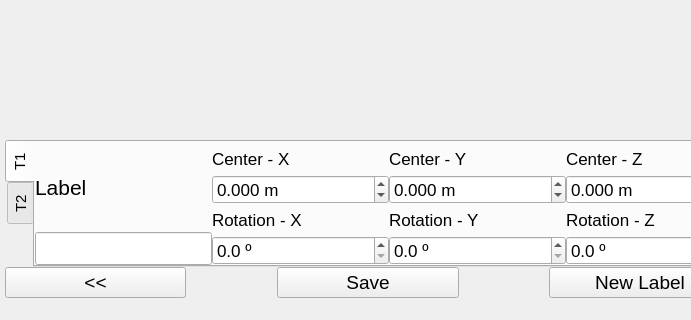
First picture: the form in pcl_labeller.ui, repository lesterlo/PointCloud-Object-Labeller, before the edit; both pictures show x 0 to 691 and y 497 to 817 of the 1280 by 817 pixel window.
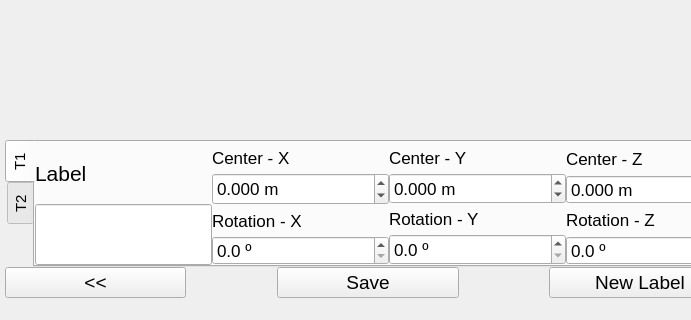
Second picture: the form after the edit. The open tabs and pages were chosen to show the change. Custom widgets are drawn as their Qt base class.

Commit message: Chagne layout to expanding

Diff of the .ui file:
```diff
--- a/pcl_labeller.ui
+++ b/pcl_labeller.ui
@@ -237,9 +237,15 @@
             <item>
              <layout class="QHBoxLayout" name="horizontalLayout" stretch="1,1,1,1,1,1,1">
               <item>
-               <layout class="QVBoxLayout" name="verticalLayout_9" stretch="1,0">
+               <layout class="QVBoxLayout" name="verticalLayout_9" stretch="1,1">
                 <item>
                  <widget class="QLabel" name="label_7">
+                  <property name="sizePolicy">
+                   <sizepolicy hsizetype="Expanding" vsizetype="Expanding">
+                    <horstretch>0</horstretch>
+                    <verstretch>0</verstretch>
+                   </sizepolicy>
+                  </property>
                   <property name="font">
                    <font>
                     <pointsize>16</pointsize>
@@ -253,6 +259,12 @@
                 </item>
                 <item>
                  <widget class="QLineEdit" name="label_le">
+                  <property name="sizePolicy">
+                   <sizepolicy hsizetype="Expanding" vsizetype="Expanding">
+                    <horstretch>0</horstretch>
+                    <verstretch>0</verstretch>
+                   </sizepolicy>
+                  </property>
                   <property name="font">
                    <font>
                     <pointsize>16</pointsize>
@@ -269,9 +281,15 @@
                </layout>
               </item>
               <item>
-               <layout class="QVBoxLayout" name="verticalLayout_3" stretch="1,2,1,2">
+               <layout class="QVBoxLayout" name="verticalLayout_3" stretch="1,1,1,1">
                 <item>
-                 <widget class="QLabel" name="label">
+                 <widget class="QLabel" name="centerx_le">
+                  <property name="sizePolicy">
+                   <sizepolicy hsizetype="Expanding" vsizetype="Expanding">
+                    <horstretch>0</horstretch>
+                    <verstretch>0</verstretch>
+                   </sizepolicy>
+                  </property>
                   <property name="font">
                    <font>
                     <pointsize>13</pointsize>
@@ -284,6 +302,12 @@
                 </item>
                 <item>
                  <widget class="QDoubleSpinBox" name="centerx_dsb">
+                  <property name="sizePolicy">
+                   <sizepolicy hsizetype="Expanding" vsizetype="Expanding">
+                    <horstretch>0</horstretch>
+                    <verstretch>0</verstretch>
+                   </sizepolicy>
+                  </property>
                   <property name="font">
                    <font>
                     <pointsize>13</pointsize>
@@ -345,9 +369,15 @@
                </layout>
               </item>
               <item>
-               <layout class="QVBoxLayout" name="verticalLayout_4" stretch="1,2,1,2">
+               <layout class="QVBoxLayout" name="verticalLayout_4" stretch="1,1,1,1">
                 <item>
-                 <widget class="QLabel" name="label_2">
+                 <widget class="QLabel" name="centery_le">
+                  <property name="sizePolicy">
+                   <sizepolicy hsizetype="Expanding" vsizetype="Expanding">
+                    <horstretch>0</horstretch>
+                    <verstretch>0</verstretch>
+                   </sizepolicy>
+                  </property>
                   <property name="font">
                    <font>
                     <pointsize>13</pointsize>
@@ -361,6 +391,12 @@
                 </item>
                 <item>
                  <widget class="QDoubleSpinBox" name="centery_dsb">
+                  <property name="sizePolicy">
+                   <sizepolicy hsizetype="Expanding" vsizetype="Expanding">
+                    <horstretch>0</horstretch>
+                    <verstretch>0</verstretch>
+                   </sizepolicy>
+                  </property>
                   <property name="font">
                    <font>
                     <pointsize>13</pointsize>
@@ -384,7 +420,13 @@
                  </widget>
                 </item>
                 <item>
-                 <widget class="QLabel" name="label_67">
+                 <widget class="QLabel" name="rotatey_le">
+                  <property name="sizePolicy">
+                   <sizepolicy hsizetype="Expanding" vsizetype="Expanding">
+                    <horstretch>0</horstretch>
+                    <verstretch>0</verstretch>
+                   </sizepolicy>
+                  </property>
                   <property name="font">
                    <font>
                     <pointsize>13</pointsize>
@@ -397,6 +439,12 @@
                 </item>
                 <item>
                  <widget class="QDoubleSpinBox" name="rotatey_dsb">
+                  <property name="sizePolicy">
+                   <sizepolicy hsizetype="Minimum" vsizetype="Expanding">
+                    <horstretch>0</horstretch>
+                    <verstretch>0</verstretch>
+                   </sizepolicy>
+                  </property>
                   <property name="font">
                    <font>
                     <pointsize>13</pointsize>
```
Left out of the diff: 14 changed lines with no effect on the pictures.
